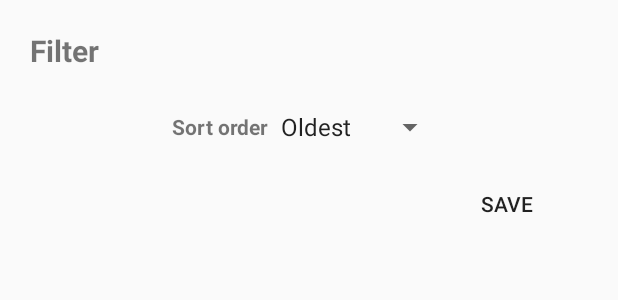
After one commit to aayazkhan/NewYorkTimesAPI, an Android app: the layout dialog_filter.xml on its own in the app's theme, with its tools: preview values and no code run, on a phone screen of 412 x 824 dp. The commit adds this screen. Shown: the top 300 px of the screen. Run offline under Robolectric (Android 15) with nearby library versions, the phone set to English and light mode, and no system bars.

Commit message:
3rd Commit

```diff
--- a/app/src/main/java/com/newyorktimesapi/example/Utils/Utility.java
+++ b/app/src/main/java/com/newyorktimesapi/example/Utils/Utility.java
@@ -15,10 +15,6 @@ import com.newyorktimesapi.example.network.Retrofit.RFInterface;
  */
 
 public class Utility {
-
-    public static View initRecyclerView(ViewGroup parent, int id) {
-        return LayoutInflater.from(parent.getContext()).inflate(id, parent, false);
-    }
 
     public static RFInterface getRetrofitInterface(String BASE_URL) {
         return RFClient.getClient(BASE_URL).create(RFInterface.class);
--- a/app/src/main/java/com/newyorktimesapi/example/adapter/RecyclerViewAdapter.java
+++ b/app/src/main/java/com/newyorktimesapi/example/adapter/RecyclerViewAdapter.java
@@ -30,6 +30,10 @@ public class RecyclerViewAdapter extends RecyclerView.Adapter<RecyclerViewAdapte
     public RecyclerViewAdapter(Context context, ArrayList<Result> results) {
         this.context = context;
         this.results = results;
+    }
+
+    public ArrayList<Result> getResults() {
+        return results;
     }
 
     @Override
--- /dev/null
+++ b/app/src/main/res/layout/dialog_filter.xml
@@ -0,0 +1,49 @@
+<?xml version="1.0" encoding="utf-8"?>
+<LinearLayout xmlns:android="http://schemas.android.com/apk/res/android"
+    xmlns:tools="http://schemas.android.com/tools"
+    android:layout_width="match_parent"
+    android:layout_height="wrap_content"
+    android:orientation="vertical"
+    android:padding="20dp">
+
+    <TextView
+        android:id="@+id/textTitle"
+        android:layout_width="wrap_content"
+        android:layout_height="wrap_content"
+        android:text="Filter"
+        android:textSize="20dp"
+        android:textStyle="bold" />
+
+    <LinearLayout
+        android:layout_width="wrap_content"
+        android:layout_height="wrap_content"
+        android:layout_gravity="center"
+        android:layout_marginTop="20dp"
+        android:gravity="center_vertical"
+        android:orientation="horizontal"
+        android:padding="5dp">
+
+        <TextView
+            android:layout_width="wrap_content"
+            android:layout_height="wrap_content"
+            android:text="Sort order"
+            android:textStyle="bold" />
+
+        <Spinner
+            android:id="@+id/spinnerSortOrder"
+            android:layout_width="wrap_content"
+            android:layout_height="wrap_content"
+            android:entries="@array/spinner_sort_items" />
+
+    </LinearLayout>
+
+    <Button
+        android:id="@+id/btnSubmit"
+        android:layout_width="wrap_content"
+        android:layout_height="wrap_content"
+        android:layout_gravity="right"
+        android:layout_margin="10dp"
+        android:background="@null"
+        android:text="save" />
+
+</LinearLayout>
--- a/app/src/main/res/values/strings.xml
+++ b/app/src/main/res/values/strings.xml
@@ -1,3 +1,8 @@
 <resources>
     <string name="app_name">New York Times API</string>
+
+    <string-array name="spinner_sort_items">
+        <item>Oldest</item>
+        <item>Newest</item>
+    </string-array>
 </resources>
```
Also changed, not shown: app/src/main/java/com/newyorktimesapi/example/MainActivity.java (+28 -3 lines), app/src/main/java/com/newyorktimesapi/example/model/Result.java (+42 -1 lines), app/src/main/java/com/newyorktimesapi/example/presenter/MainActivityPresenter.java (+22 -2 lines).
